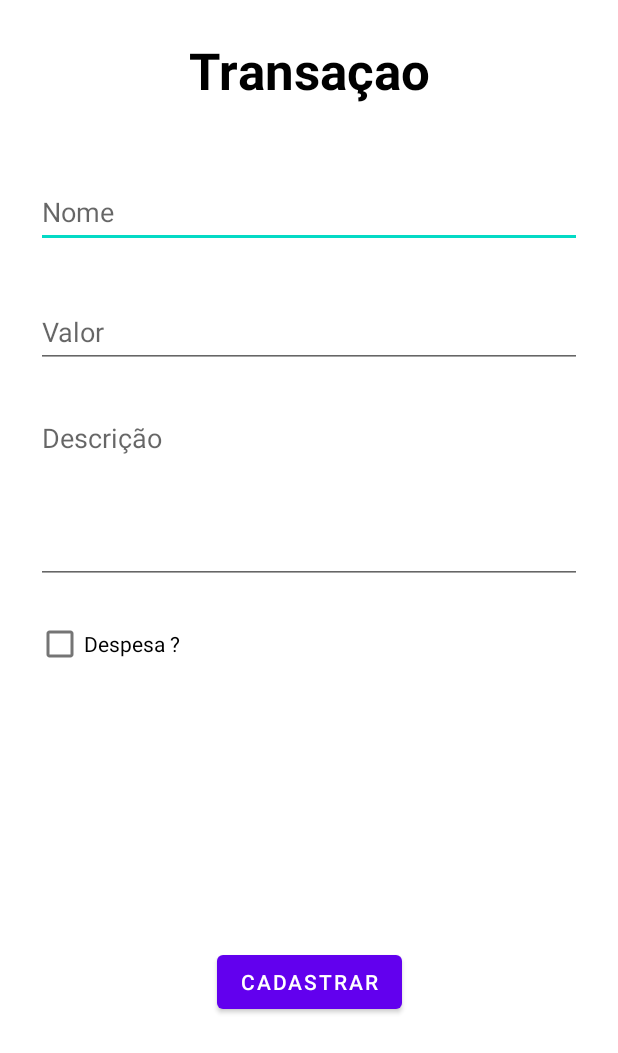
After one commit to LeoFernandesEng/TaskApp, an Android app: the TransactionActivity screen opened directly, with no data from a screen before it, on a phone screen of 412 x 824 dp. The commit adds this screen. Shown: the top 1053 px of the screen. Run offline under Robolectric (Android 15) with nearby library versions, the phone set to English and light mode, and no system bars.

Commit message:
add transaction screen

```diff
--- a/app/src/main/AndroidManifest.xml
+++ b/app/src/main/AndroidManifest.xml
@@ -9,7 +9,7 @@
         android:supportsRtl="true"
         android:theme="@style/Theme.TaskApp">
         <activity
-            android:name=".Activity_Receita"
+            android:name=".activity.TransactionActivity"
             android:exported="false" />
         <activity
             android:name=".activity.RegisterActivity"
--- a/app/src/main/java/com/project/br/taskapp/activity/ActivityReceita.kt
+++ /dev/null
@@ -1,17 +0,0 @@
-package com.project.br.taskapp.activity
-
-import androidx.appcompat.app.AppCompatActivity
-import android.os.Bundle
-import com.project.br.taskapp.R
-
-class ActivityReceita : AppCompatActivity() {
-
-
-
-    override fun onCreate(savedInstanceState: Bundle?) {
-        super.onCreate(savedInstanceState)
-        setContentView(R.layout.activity_receita)
-
-
-    }
-}
--- a/app/src/main/java/com/project/br/taskapp/activity/MainActivity.kt
+++ b/app/src/main/java/com/project/br/taskapp/activity/MainActivity.kt
@@ -1,5 +1,6 @@
 package com.project.br.taskapp.activity
 
+import android.content.Intent
 import androidx.appcompat.app.AppCompatActivity
 import android.os.Bundle
 import androidx.recyclerview.widget.RecyclerView
@@ -8,8 +9,8 @@ import com.project.br.taskapp.R
 
 class MainActivity : AppCompatActivity() {
 
-    lateinit var listReceita : RecyclerView
-    lateinit var btAddReceita : FloatingActionButton
+    lateinit var listTransaction : RecyclerView
+    lateinit var btAddTransaction : FloatingActionButton
 
     private var userId = -1
 
@@ -17,8 +18,16 @@ class MainActivity : AppCompatActivity() {
         super.onCreate(savedInstanceState)
         setContentView(R.layout.activity_main)
 
-        listReceita = findViewById(R.id.main_recycleview_receitas)
-        btAddReceita = findViewById(R.id.main_fab_create_receita)
+        userId = intent.getIntExtra("userId", -1)
+
+        listTransaction = findViewById(R.id.main_recycleview_transactions)
+        btAddTransaction = findViewById(R.id.main_fab_create_transactions)
+
+        btAddTransaction.setOnClickListener {
+            val intent = Intent(this, TransactionActivity::class.java)
+            intent.putExtra("userId", userId)
+            startActivity(intent)
+        }
 
     }
 }
--- /dev/null
+++ b/app/src/main/java/com/project/br/taskapp/activity/TransactionActivity.kt
@@ -0,0 +1,48 @@
+package com.project.br.taskapp.activity
+
+import androidx.appcompat.app.AppCompatActivity
+import android.os.Bundle
+import android.widget.Button
+import android.widget.CheckBox
+import android.widget.EditText
+import com.project.br.taskapp.R
+
+class TransactionActivity : AppCompatActivity() {
+
+    private lateinit var edt_name : EditText
+    private lateinit var edt_value : EditText
+    private lateinit var edt_description : EditText
+    private lateinit var check_despesa : CheckBox
+    private lateinit var btn_registrar : Button
+
+    private var userId = -1
+    private var transactionId = -1
+
+    override fun onCreate(savedInstanceState: Bundle?) {
+        super.onCreate(savedInstanceState)
+        setContentView(R.layout.activity_transaction)
+
+        userId = intent.getIntExtra("userId", -1)
+        transactionId = intent.getIntExtra("transactionId", -1)
+
+        edt_name = findViewById(R.id.transaction_edittext_name)
+        edt_value = findViewById(R.id.transaction_edittext_value)
+        edt_description = findViewById(R.id.transaction_muilttext_description)
+        check_despesa = findViewById(R.id.transaction_checkbox_despesa)
+
+        btn_registrar = findViewById(R.id.transaction_button_registrar)
+
+    }
+
+    override fun onResume() {
+        super.onResume()
+
+        if(transactionId != -1){
+            btn_registrar.text = "Atualizar"
+        }else{
+            btn_registrar.text = "Cadastrar"
+        }
+
+    }
+
+}
--- a/app/src/main/java/com/project/br/taskapp/entity/Receita.kt
+++ b/app/src/main/java/com/project/br/taskapp/entity/Transaction.kt
@@ -5,13 +5,15 @@ import androidx.room.Entity
 import androidx.room.PrimaryKey
 
 @Entity(
-    tableName = "receitas"
+    tableName = "transactions"
 )
-data class Receita(
+data class Transaction(
     @PrimaryKey
     val id : Int? = null,
     val nome: String,
     val description : String,
     val valor : Double,
+    @ColumnInfo(name = "is_expense")
+    val isExpense : Boolean, // é despesa ?
     val userId : Int
 )
--- a/app/src/main/res/layout/activity_main.xml
+++ b/app/src/main/res/layout/activity_main.xml
@@ -7,9 +7,13 @@
     tools:context=".activity.MainActivity">
 
     <androidx.recyclerview.widget.RecyclerView
-        android:id="@+id/main_recycleview_receitas"
+        android:id="@+id/main_recycleview_transactions"
         android:layout_width="391dp"
         android:layout_height="711dp"
+        android:layout_marginStart="16dp"
+        android:layout_marginTop="16dp"
+        android:layout_marginEnd="16dp"
+        android:layout_marginBottom="16dp"
         app:layout_constraintBottom_toBottomOf="parent"
         app:layout_constraintEnd_toEndOf="parent"
         app:layout_constraintStart_toStartOf="parent"
@@ -17,7 +21,7 @@
         app:layout_constraintVertical_bias="1.0" />
 
     <com.google.android.material.floatingactionbutton.FloatingActionButton
-        android:id="@+id/main_fab_create_receita"
+        android:id="@+id/main_fab_create_transactions"
         android:layout_width="wrap_content"
         android:layout_height="wrap_content"
         android:layout_marginEnd="24dp"
@@ -27,6 +31,10 @@
         android:focusable="true"
         app:layout_constraintBottom_toBottomOf="parent"
         app:layout_constraintEnd_toEndOf="parent"
+        app:layout_constraintHorizontal_bias="0.971"
+        app:layout_constraintStart_toStartOf="parent"
+        app:layout_constraintTop_toTopOf="parent"
+        app:layout_constraintVertical_bias="0.976"
         app:srcCompat="@android:drawable/ic_input_add"
         tools:ignore="ImageContrastCheck" />
 
--- a/app/src/main/res/layout/activity_receita.xml
+++ /dev/null
@@ -1,9 +0,0 @@
-<?xml version="1.0" encoding="utf-8"?>
-<androidx.constraintlayout.widget.ConstraintLayout xmlns:android="http://schemas.android.com/apk/res/android"
-    xmlns:app="http://schemas.android.com/apk/res-auto"
-    xmlns:tools="http://schemas.android.com/tools"
-    android:layout_width="match_parent"
-    android:layout_height="match_parent"
-    tools:context=".activity.ActivityReceita">
-
-</androidx.constraintlayout.widget.ConstraintLayout>
--- /dev/null
+++ b/app/src/main/res/layout/activity_transaction.xml
@@ -0,0 +1,90 @@
+<?xml version="1.0" encoding="utf-8"?>
+<androidx.constraintlayout.widget.ConstraintLayout xmlns:android="http://schemas.android.com/apk/res/android"
+    xmlns:app="http://schemas.android.com/apk/res-auto"
+    xmlns:tools="http://schemas.android.com/tools"
+    android:layout_width="match_parent"
+    android:layout_height="match_parent"
+    tools:context=".activity.TransactionActivity">
+
+    <Button
+        android:id="@+id/transaction_button_registrar"
+        android:layout_width="wrap_content"
+        android:layout_height="wrap_content"
+        android:layout_marginTop="32dp"
+        android:text="Button"
+        app:layout_constraintBottom_toBottomOf="parent"
+        app:layout_constraintEnd_toEndOf="parent"
+        app:layout_constraintStart_toStartOf="parent"
+        app:layout_constraintTop_toBottomOf="@+id/transaction_checkbox_despesa" />
+
+    <EditText
+        android:id="@+id/transaction_edittext_name"
+        android:layout_width="0dp"
+        android:layout_height="wrap_content"
+        android:layout_marginStart="24dp"
+        android:layout_marginTop="48dp"
+        android:layout_marginEnd="24dp"
+        android:ems="10"
+        android:hint="Nome"
+        android:inputType="textPersonName"
+        android:minHeight="48dp"
+        app:layout_constraintEnd_toEndOf="parent"
+        app:layout_constraintHorizontal_bias="0.497"
+        app:layout_constraintStart_toStartOf="parent"
+        app:layout_constraintTop_toBottomOf="@+id/transaction_text_titlulo" />
+
+    <TextView
+        android:id="@+id/transaction_text_titlulo"
+        android:layout_width="wrap_content"
+        android:layout_height="wrap_content"
+        android:layout_marginStart="175dp"
+        android:layout_marginTop="24dp"
+        android:layout_marginEnd="175dp"
+        android:text="@string/titulo_cadastro_transacao"
+        android:textColor="#000000"
+        android:textSize="34sp"
+        android:textStyle="bold"
+        app:layout_constraintEnd_toEndOf="parent"
+        app:layout_constraintStart_toStartOf="parent"
+        app:layout_constraintTop_toTopOf="parent" />
+
+    <EditText
+        android:id="@+id/transaction_edittext_value"
+        android:layout_width="0dp"
+        android:layout_height="wrap_content"
+        android:layout_marginStart="24dp"
+        android:layout_marginTop="32dp"
+        android:layout_marginEnd="24dp"
+        android:ems="10"
+        android:hint="Valor"
+        android:inputType="textPersonName"
+        android:minHeight="48dp"
+        app:layout_constraintEnd_toEndOf="parent"
+        app:layout_constraintStart_toStartOf="parent"
+        app:layout_constraintTop_toBottomOf="@+id/transaction_edittext_name" />
+
+    <CheckBox
+        android:id="@+id/transaction_checkbox_despesa"
+        android:layout_width="wrap_content"
+        android:layout_height="wrap_content"
+        android:layout_marginTop="16dp"
+        android:text="Despesa ?"
+        app:layout_constraintStart_toStartOf="@+id/transaction_muilttext_description"
+        app:layout_constraintTop_toBottomOf="@+id/transaction_muilttext_description" />
+
+    <EditText
+        android:id="@+id/transaction_muilttext_description"
+        android:layout_width="0dp"
+        android:layout_height="120dp"
+        android:layout_marginStart="24dp"
+        android:layout_marginTop="24dp"
+        android:layout_marginEnd="24dp"
+        android:ems="10"
+        android:gravity="start|top"
+        android:hint="Descrição"
+        android:inputType="textMultiLine"
+        app:layout_constraintEnd_toEndOf="parent"
+        app:layout_constraintStart_toStartOf="parent"
+        app:layout_constraintTop_toBottomOf="@+id/transaction_edittext_value" />
+
+</androidx.constraintlayout.widget.ConstraintLayout>
--- a/app/src/main/res/values/strings.xml
+++ b/app/src/main/res/values/strings.xml
@@ -11,4 +11,5 @@
     <string name="register_hint_senha">Senha</string>
     <string name="register_hint_senhaConfirm">Confirma a senha</string>
     <string name="register_button_registrar">Registrar</string>
+    <string name="titulo_cadastro_transacao">Transaçao</string>
 </resources>
```
